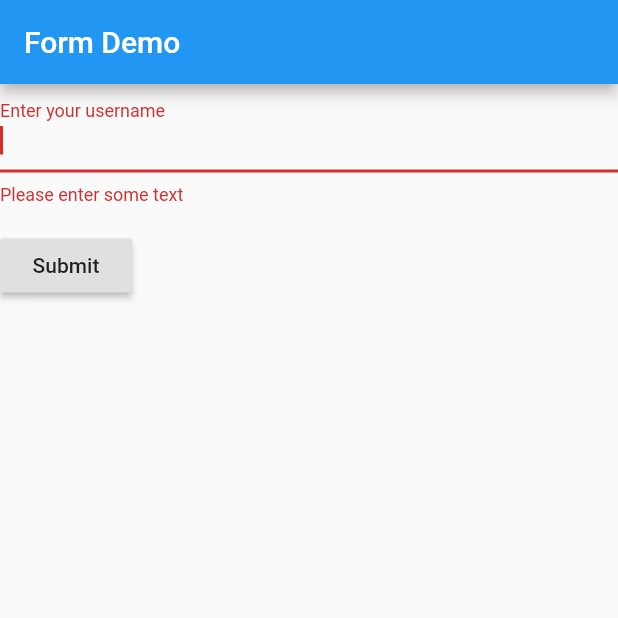
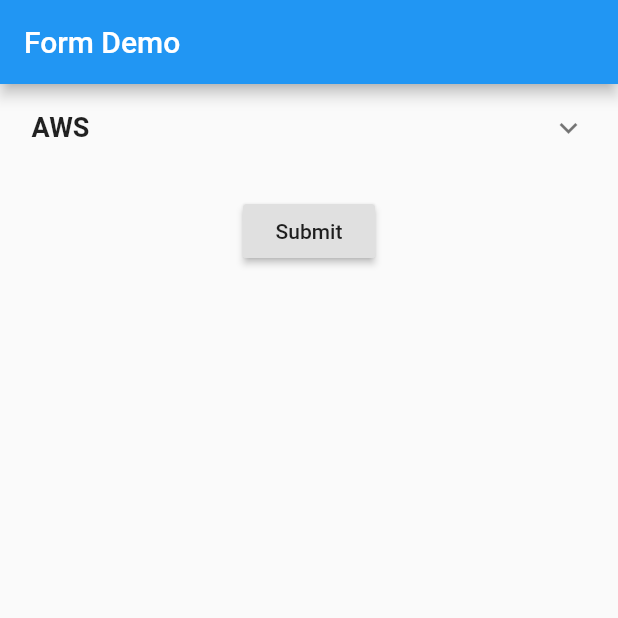
Before and after one commit to dotekien/flutter-form, a Flutter app: the screen it shows after launch, after a tap on "Submit", on a phone screen of 412 x 824 dp, the top half of it. Run offline on Flutter 3.47's test engine with Material 2 defaults, Android fonts, the phone set to English and light mode, and no system bars; missing offline and left inert: varargs.

Commit message:
showed the selected value after clicking submit button

```diff
--- a/lib/main.dart
+++ b/lib/main.dart
@@ -1,4 +1,5 @@
 import 'package:flutter/material.dart';
+import 'package:varargs/varargs.dart';
 
 void main() => runApp(MyApp());
 
@@ -27,9 +28,40 @@ class MyHomePage extends StatefulWidget {
   _MyHomePageState createState() => _MyHomePageState();
 }
 
+class HPClusterConstant {
+  getRegions() => const ["us-east-1", "us-west-2"];
+}
+
+class InputFieldObject {
+  String _defaultValue;
+  String _selectedValue;
+
+  String get defaultValue => _defaultValue;
+
+  set defaultValue(String value) {
+    _defaultValue = value;
+  }
+
+  String get selectedValue => _selectedValue;
+
+  set selectedValue(String value) {
+    _selectedValue = value;
+  }
+}
+
+class InputAWSRegion extends InputFieldObject {}
+
+
 class _MyHomePageState extends State<MyHomePage> {
   final _formKey = GlobalKey<FormState>();
   FocusNode inputTextFocusNode;
+  final hpClusterConfig = new HPClusterConstant();
+  final region = new InputAWSRegion();
+
+  _MyHomePageState() {
+    region.defaultValue = hpClusterConfig.getRegions()[0];
+  }
+
   @override
   void initState() {
     super.initState();
@@ -55,26 +87,17 @@ class _MyHomePageState extends State<MyHomePage> {
             bottom: false,
             child: Form(
               key: _formKey,
-              child: Column(
-                crossAxisAlignment: CrossAxisAlignment.start,
-                children: <Widget>[
-                  TextFormField(
-                    autofocus: true,
-                    focusNode: inputTextFocusNode,
-                    onTap: () {
-                      inputTextFocusNode.unfocus();
-                      FocusScope.of(context).requestFocus(inputTextFocusNode);
-                    },
-                    decoration: InputDecoration(
-                        labelText: 'Enter your username'
-                    ),
-                    validator: (value) {
-                      if (value.isEmpty) {
-                        return 'Please enter some text';
-                      }
-                      return null;
-                    },
-                  ),
+              child: Padding(
+                padding: EdgeInsets.only(left: 5, right: 5),
+                child: Column(children: <Widget>[
+                  getExpansionTile(
+                      "AWS",
+                      getWidgets(List.from([
+                        getDropdownButtonFormField(
+                            "Region",
+                            hpClusterConfig.getRegions(),
+                            region)
+                      ]))),
                   Padding(
                     padding: const EdgeInsets.symmetric(vertical: 16.0),
                     child: RaisedButton(
@@ -84,16 +107,49 @@ class _MyHomePageState extends State<MyHomePage> {
                         if (_formKey.currentState.validate()) {
                           // If the form is valid, display a Snackbar.
                           Scaffold.of(context).showSnackBar(
-                              SnackBar(content: Text('Processing Data')));
+                              SnackBar(content: Text("region: " + region.selectedValue)));
                         }
                       },
                       child: Text('Submit'),
                     ),
                   ),
-                ],
+                ]),
               ),
-            )
-        )
+            )));
+  }
+
+  ExpansionTile getExpansionTile(String title, List<Widget> widgets) {
+    return ExpansionTile(
+        title: Text(title,
+            style: TextStyle(fontSize: 18.0, fontWeight: FontWeight.bold)),
+        children: widgets);
+  }
+
+  List<Widget> getWidgets(List<Widget> widgets) {
+    return widgets;
+  }
+
+  DropdownButtonFormField getDropdownButtonFormField(String label,
+      List<String> items, InputFieldObject inputFieldObject) {
+    return DropdownButtonFormField<String>(
+      decoration: InputDecoration(
+          labelText: label, labelStyle: TextStyle(color: Colors.orange)),
+      value: inputFieldObject.defaultValue,
+      icon: Icon(Icons.arrow_downward),
+      iconSize: 24,
+      elevation: 16,
+      style: TextStyle(color: Colors.deepPurple),
+      onChanged: (String newValue) {
+        setState(() {
+          inputFieldObject.selectedValue = newValue;
+        });
+      },
+      items: items.map<DropdownMenuItem<String>>((String value) {
+        return DropdownMenuItem<String>(
+          value: value,
+          child: Text(value),
+        );
+      }).toList(),
     );
   }
 }
--- a/pubspec.yaml
+++ b/pubspec.yaml
@@ -28,6 +28,7 @@ dependencies:
   # The following adds the Cupertino Icons font to your application.
   # Use with the CupertinoIcons class for iOS style icons.
   cupertino_icons: ^1.0.0
+  varargs: ^0.1.0+1
 
 dev_dependencies:
   flutter_test:
```
Also changed, not shown: pubspec.lock.
